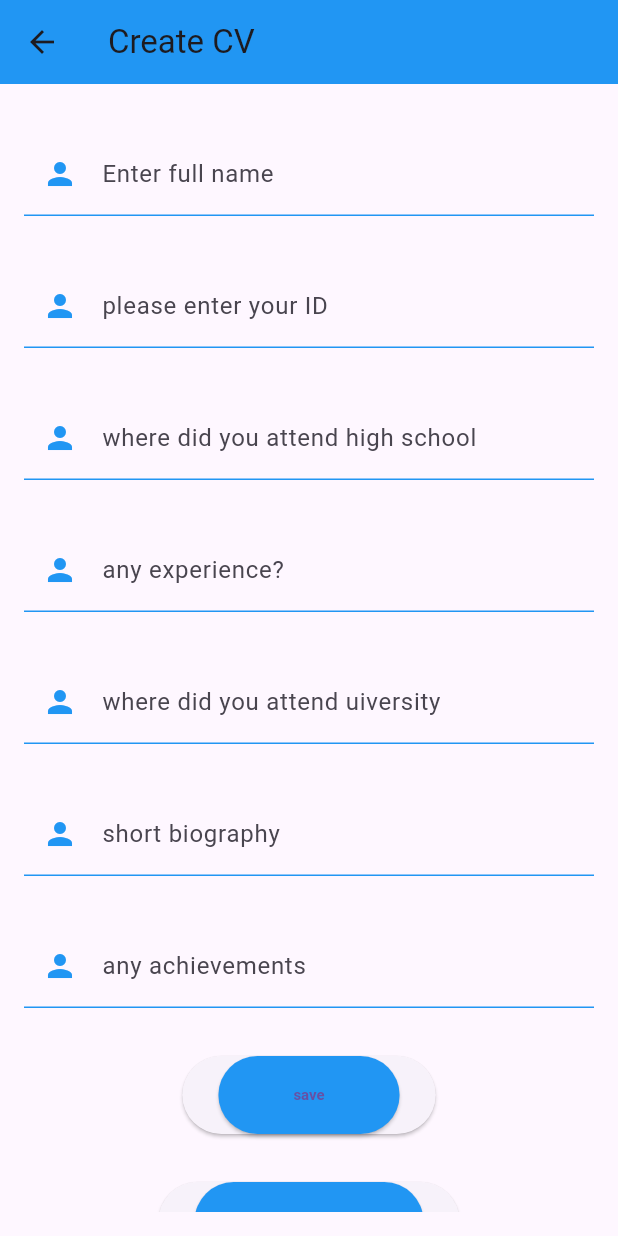
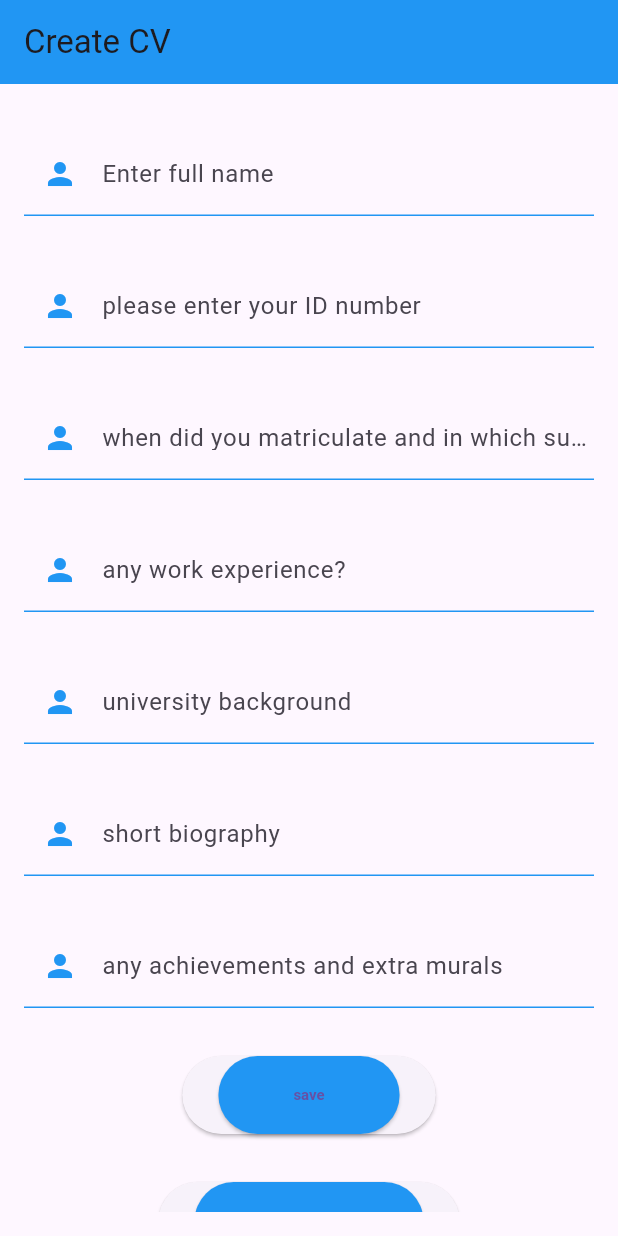
Before and after one commit to kagiso007/cv_builder, a Flutter app: the HomePage screen opened directly, on a phone screen of 412 x 824 dp. Run offline on Flutter 3.47's test engine with Material 3 defaults, Android fonts, the phone set to English and light mode, and no system bars; our stand-ins replace animate_do, cloud_firestore, email_validator, firebase_auth, firebase_core, firebase_storage and 2 more; accounts and stored records are empty.

Commit message:
fix error

```diff
--- a/lib/homepage.dart
+++ b/lib/homepage.dart
@@ -3,7 +3,6 @@ import 'package:cv_builder/login.dart';
 import 'package:firebase_auth/firebase_auth.dart';
 import 'package:fluttertoast/fluttertoast.dart';
 import 'package:cv_builder/profilepage.dart';
-import 'package:email_validator/email_validator.dart';
 import 'package:cloud_firestore/cloud_firestore.dart';
 
 class HomePage extends StatefulWidget {
@@ -107,87 +106,6 @@ class _HomePageState extends State<HomePage> {
     }
   }
 
-  /*Future openDialog() => showDialog(
-        context: context,
-        builder: (context) => AlertDialog(
-          title: const Text('warning'),
-          content: const TextField(
-            style: TextStyle(),
-          ),
-          actions: [
-            TextButton(
-              onPressed: () {
-                Navigator.of(context).pop();
-              },
-              child: Text('NO'),
-            ),
-            ElevatedButton(
-              onPressed: () async {
-                if (_formKey.currentState?.validate() ?? false) {
-                  await FirebaseAuth.instance.currentUser?.reload();
-                  if (EmailValidator.validate(emailController.text)) {
-                    if (emailController.text.isNotEmpty) {
-                      try {
-                        //showLoaderDialog(context);
-
-                        Navigator.of(context).pop();
-                        Route route = MaterialPageRoute(
-                            builder: (context) => const HomePage(
-                                  title: "Create CV",
-                                ));
-                        Navigator.push(context, route);
-                      } on FirebaseAuthException catch (e) {
-                        if (e.code == 'user-not-found') {
-                          Fluttertoast.showToast(
-                              msg: "No user found for that email.",
-                              toastLength: Toast.LENGTH_SHORT,
-                              gravity: ToastGravity.BOTTOM,
-                              timeInSecForIosWeb: 2,
-                              backgroundColor:
-                                  const Color.fromARGB(255, 0, 0, 0),
-                              textColor: Colors.white,
-                              fontSize: 16.0);
-                        } else if (e.code == 'wrong-password') {
-                          Fluttertoast.showToast(
-                              msg: "Wrong password provided for that user.",
-                              toastLength: Toast.LENGTH_SHORT,
-                              gravity: ToastGravity.BOTTOM,
-                              timeInSecForIosWeb: 2,
-                              backgroundColor:
-                                  const Color.fromARGB(255, 0, 0, 0),
-                              textColor: Colors.white,
-                              fontSize: 16.0);
-                        }
-                      }
-                    } else {
-                      Fluttertoast.showToast(
-                          msg: "Please enter password",
-                          toastLength: Toast.LENGTH_SHORT,
-                          gravity: ToastGravity.BOTTOM,
-                          timeInSecForIosWeb: 2,
-                          backgroundColor: const Color.fromARGB(255, 0, 0, 0),
-                          textColor: Colors.white,
-                          fontSize: 16.0);
-                    }
-                  } else {
-                    Fluttertoast.showToast(
-                        msg: "Please enter valid email",
-                        toastLength: Toast.LENGTH_SHORT,
-                        gravity: ToastGravity.BOTTOM,
-                        timeInSecForIosWeb: 2,
-                        backgroundColor: const Color.fromARGB(255, 0, 0, 0),
-                        textColor: Colors.white,
-                        fontSize: 16.0);
-                  }
-                  Navigator.of(context).pop();
-                }
-              },
-              child: Text('YES'),
-            ),
-          ],
-        ),
-      );*/
-
   @override
   Widget build(BuildContext context) {
     return Scaffold(
@@ -221,12 +139,12 @@ class _HomePageState extends State<HomePage> {
                           Icons.person,
                           color: Colors.blue,
                         ),
-                        hintText: "Enter your email",
+                        hintText: "Enter your full name",
                         border: OutlineInputBorder(),
                         labelText: "Enter full name"),
                     validator: (value) {
                       if (value == null || value.isEmpty) {
-                        return 'Please enter your email';
+                        return 'Please enter your full name';
                       }
                       return null;
                     },
@@ -250,12 +168,12 @@ class _HomePageState extends State<HomePage> {
                           Icons.person,
                           color: Colors.blue,
                         ),
-                        hintText: "Enter your email",
+                        hintText: "Enter your your ID number",
                         border: OutlineInputBorder(),
-                        labelText: "please enter your ID"),
+                        labelText: "please enter your ID number"),
                     validator: (value) {
                       if (value == null || value.isEmpty) {
-                        return 'Please enter your email';
+                        return 'Please enter your ID number';
                       }
                       return null;
                     },
@@ -279,12 +197,13 @@ class _HomePageState extends State<HomePage> {
                           Icons.person,
                           color: Colors.blue,
                         ),
-                        hintText: "Enter your email",
+                        hintText: "Enter your high school backround",
                         border: OutlineInputBorder(),
-                        labelText: "where did you attend high school"),
+                        labelText:
+                            "when did you matriculate and in which subjects"),
                     validator: (value) {
                       if (value == null || value.isEmpty) {
-                        return 'Please enter your password';
+                        return 'Please enter your high school background';
                       }
                       return null;
                     },
@@ -308,12 +227,12 @@ class _HomePageState extends State<HomePage> {
                           Icons.person,
                           color: Colors.blue,
                         ),
-                        hintText: "Enter your email",
+                        hintText: "Enter your work experience",
                         border: OutlineInputBorder(),
-                        labelText: "any experience?"),
+                        labelText: "any work experience?"),
                     validator: (value) {
                       if (value == null || value.isEmpty) {
-                        return 'Please enter your password';
+                        return 'Please enter your work experince';
                       }
                       return null;
                     },
@@ -337,12 +256,12 @@ class _HomePageState extends State<HomePage> {
                           Icons.person,
                           color: Colors.blue,
                         ),
-                        hintText: "Enter your email",
+                        hintText: "Enter your university background",
                         border: OutlineInputBorder(),
-                        labelText: "where did you attend uiversity"),
+                        labelText: "university background"),
                     validator: (value) {
                       if (value == null || value.isEmpty) {
-                        return 'Please enter your password';
+                        return 'Please enter your university background';
                       }
                       return null;
                     },
@@ -366,7 +285,7 @@ class _HomePageState extends State<HomePage> {
                           Icons.person,
                           color: Colors.blue,
                         ),
-                        hintText: "Enter your email",
+                        hintText: "Enter your biography",
                         border: OutlineInputBorder(),
                         labelText: "short biography"),
                     validator: (value) {
@@ -395,12 +314,12 @@ class _HomePageState extends State<HomePage> {
                           Icons.person,
                           color: Colors.blue,
                         ),
-                        hintText: "Enter your email",
+                        hintText: "Enter your achievements and extra murals",
                         border: OutlineInputBorder(),
-                        labelText: "any achievements"),
+                        labelText: "any achievements and extra murals"),
                     validator: (value) {
                       if (value == null || value.isEmpty) {
-                        return 'Please enter your achievements';
+                        return 'Please enter your achievements and extra murals';
                       }
                       return null;
                     },
@@ -423,9 +342,9 @@ class _HomePageState extends State<HomePage> {
                       child: ElevatedButton(
                         style: ElevatedButton.styleFrom(
                             backgroundColor: Colors.blue,
-                            padding: EdgeInsets.symmetric(
+                            padding: const EdgeInsets.symmetric(
                                 horizontal: 50, vertical: 20),
-                            textStyle: TextStyle(
+                            textStyle: const TextStyle(
                                 fontSize: 10, fontWeight: FontWeight.bold)),
                         onPressed: () {
                           _updateUserDetails(
@@ -461,9 +380,9 @@ class _HomePageState extends State<HomePage> {
                       child: ElevatedButton(
                         style: ElevatedButton.styleFrom(
                             backgroundColor: Colors.blue,
-                            padding: EdgeInsets.symmetric(
+                            padding: const EdgeInsets.symmetric(
                                 horizontal: 50, vertical: 20),
-                            textStyle: TextStyle(
+                            textStyle: const TextStyle(
                                 fontSize: 10, fontWeight: FontWeight.bold)),
                         onPressed: () {
                           // Navigate to a new page here
@@ -490,9 +409,9 @@ class _HomePageState extends State<HomePage> {
                       child: ElevatedButton(
                         style: ElevatedButton.styleFrom(
                             backgroundColor: Colors.blue,
-                            padding: EdgeInsets.symmetric(
+                            padding: const EdgeInsets.symmetric(
                                 horizontal: 50, vertical: 20),
-                            textStyle: TextStyle(
+                            textStyle: const TextStyle(
                                 fontSize: 10, fontWeight: FontWeight.bold)),
                         onPressed: () {
                           // Navigate to a new page here
@@ -520,9 +439,9 @@ class _HomePageState extends State<HomePage> {
                   child: ElevatedButton(
                     style: ElevatedButton.styleFrom(
                         backgroundColor: Colors.blue,
-                        padding:
-                            EdgeInsets.symmetric(horizontal: 50, vertical: 20),
-                        textStyle: TextStyle(
+                        padding: const EdgeInsets.symmetric(
+                            horizontal: 50, vertical: 20),
+                        textStyle: const TextStyle(
                             fontSize: 10, fontWeight: FontWeight.bold)),
                     onPressed: () async {
                       // Navigate to a new page here
--- a/lib/login.dart
+++ b/lib/login.dart
@@ -53,7 +53,7 @@ class _LoginState extends State<Login> {
             child: Column(
               crossAxisAlignment: CrossAxisAlignment.center,
               children: <Widget>[
-                Container(
+                SizedBox(
                   height: 400,
                   child: Stack(
                     children: <Widget>[
@@ -247,9 +247,9 @@ class _LoginState extends State<Login> {
                   style: ElevatedButton.styleFrom(
                       backgroundColor: Colors.blue,
                       padding:
-                          EdgeInsets.symmetric(horizontal: 50, vertical: 20),
+                          const EdgeInsets.symmetric(horizontal: 50, vertical: 20),
                       textStyle:
-                          TextStyle(fontSize: 10, fontWeight: FontWeight.bold)),
+                          const TextStyle(fontSize: 10, fontWeight: FontWeight.bold)),
                   onPressed: () {
                     Route route = MaterialPageRoute(
                         builder: (context) => const SignUP(
--- a/lib/main.dart
+++ b/lib/main.dart
@@ -2,8 +2,6 @@ import 'package:cv_builder/homepage.dart';
 import 'package:flutter/material.dart';
 import 'package:firebase_core/firebase_core.dart';
 import 'firebase_options.dart';
-import 'package:cv_builder/login.dart';
-import 'package:cv_builder/profilepage.dart';
 
 void main() async {
   WidgetsFlutterBinding.ensureInitialized();
@@ -24,7 +22,7 @@ class MyApp extends StatelessWidget {
       theme: ThemeData(
         primarySwatch: Colors.blue,
       ),
-      home: const Login(title: 'CV BUILDER'),
+      home: const HomePage(title: 'CV BUILDER'),
       debugShowCheckedModeBanner: false,
     );
   }
--- a/lib/profilepage.dart
+++ b/lib/profilepage.dart
@@ -132,7 +132,7 @@ class _ProfilePageState extends State<ProfilePage> {
                 ),
                 TextFormField(
                   controller: confirmPasswordController,
-                  decoration: InputDecoration(
+                  decoration: const InputDecoration(
                       focusedBorder: UnderlineInputBorder(
                         borderSide: BorderSide(color: Colors.blue),
                       ),
@@ -162,7 +162,7 @@ class _ProfilePageState extends State<ProfilePage> {
               onPressed: () {
                 Navigator.of(context).pop();
               },
-              child: Text('Cancel'),
+              child: const Text('Cancel'),
             ),
             ElevatedButton(
               onPressed: () async {
@@ -228,7 +228,7 @@ class _ProfilePageState extends State<ProfilePage> {
                   Navigator.of(context).pop();
                 }
               },
-              child: Text('Submit'),
+              child: const Text('Submit'),
             ),
           ],
         ),
@@ -303,9 +303,9 @@ class _ProfilePageState extends State<ProfilePage> {
                   style: ElevatedButton.styleFrom(
                       backgroundColor: Colors.blue,
                       padding:
-                          EdgeInsets.symmetric(horizontal: 50, vertical: 20),
+                          const EdgeInsets.symmetric(horizontal: 50, vertical: 20),
                       textStyle:
-                          TextStyle(fontSize: 10, fontWeight: FontWeight.bold)),
+                          const TextStyle(fontSize: 10, fontWeight: FontWeight.bold)),
                   onPressed: _pickAndUploadImage,
                   child: const Text('Change Profile Picture'),
                 ),
@@ -327,7 +327,7 @@ class _ProfilePageState extends State<ProfilePage> {
                           Icons.person,
                           color: Colors.blue,
                         ),
-                        hintText: "Enter your email",
+                        hintText: "Enter your full name",
                         border: OutlineInputBorder(),
                         labelText: "full name"),
                     validator: (value) {
@@ -353,7 +353,7 @@ class _ProfilePageState extends State<ProfilePage> {
                           ),
                         ),
                         prefixIcon: Icon(
-                          Icons.person,
+                          Icons.mail,
                           color: Colors.blue,
                         ),
                         hintText: "Enter your email",
@@ -390,7 +390,7 @@ class _ProfilePageState extends State<ProfilePage> {
                         labelText: "password"),
                     validator: (value) {
                       if (value != null && value.isEmpty) {
-                        return 'Please enter a valid email';
+                        return 'Please enter a valid passoword';
                       }
                       return null;
                     },
@@ -414,7 +414,7 @@ class _ProfilePageState extends State<ProfilePage> {
                         Icons.person,
                         color: Colors.blue,
                       ),
-                      hintText: "Enter your email",
+                      hintText: "Enter your biography",
                       border: OutlineInputBorder(),
                       labelText: "biography",
                       contentPadding: EdgeInsets.symmetric(
@@ -435,9 +435,9 @@ class _ProfilePageState extends State<ProfilePage> {
                     child: ElevatedButton(
                       style: ElevatedButton.styleFrom(
                           backgroundColor: Colors.blue,
-                          padding: EdgeInsets.symmetric(
+                          padding: const EdgeInsets.symmetric(
                               horizontal: 50, vertical: 20),
-                          textStyle: TextStyle(
+                          textStyle: const TextStyle(
                               fontSize: 10, fontWeight: FontWeight.bold)),
                       onPressed: () async {
                         openDialog();
@@ -449,7 +449,7 @@ class _ProfilePageState extends State<ProfilePage> {
                         User? user = auth.currentUser;
                         if (user != null) {
                           //await user?.reauthenticateWithCredential(credential);
-                          await user?.updatePassword(passwordController.text);
+                          await user.updatePassword(passwordController.text);
                           //await user?.updateEmail(emailController.text);
                         }
 
--- a/lib/signup.dart
+++ b/lib/signup.dart
@@ -212,8 +212,8 @@ class _SignUPState extends State<SignUP> {
                     style: ElevatedButton.styleFrom(
                         backgroundColor: Colors.blue,
                         padding:
-                            EdgeInsets.symmetric(horizontal: 50, vertical: 20),
-                        textStyle: TextStyle(
+                            const EdgeInsets.symmetric(horizontal: 50, vertical: 20),
+                        textStyle: const TextStyle(
                             fontSize: 10, fontWeight: FontWeight.bold)),
                     onPressed: () async {
                       if (passwordController.text ==
```
Also changed, not shown: 11 other files.
